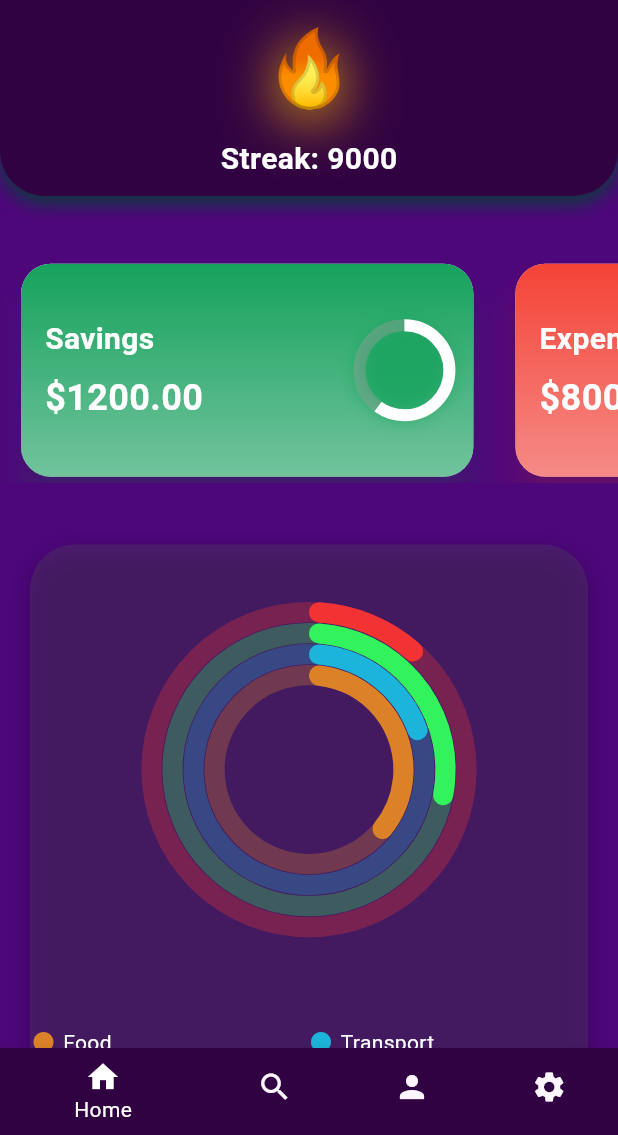
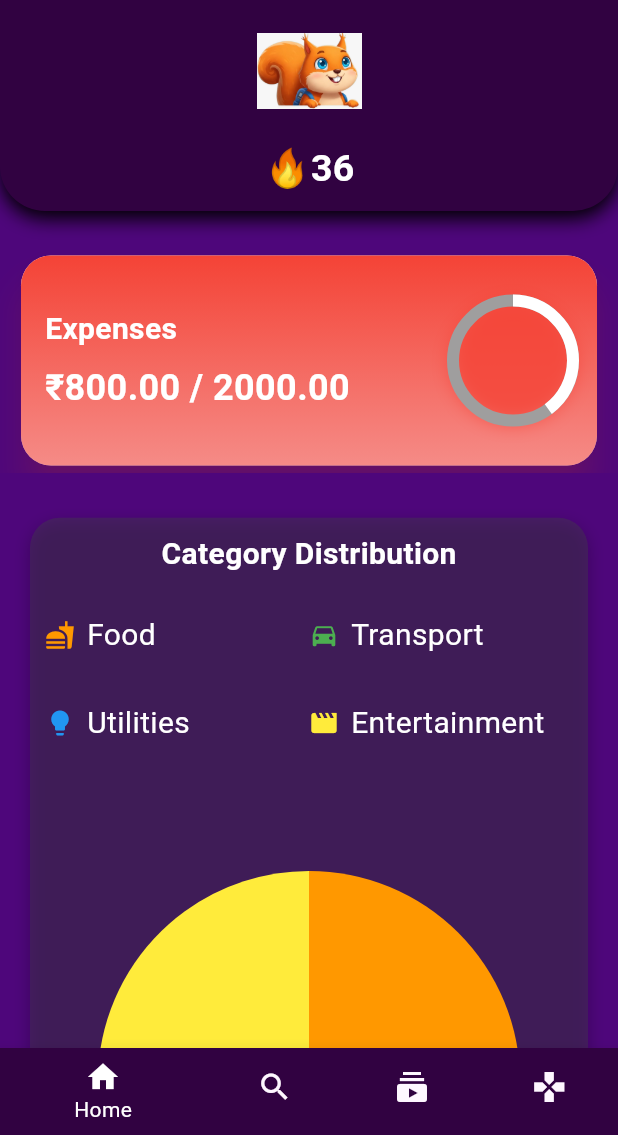
Before and after one commit to Elementx07/PocketPal, a Flutter app: the DashBoardPage screen opened directly, on a phone screen of 412 x 824 dp, the part 101-1236 px from its top. Run offline on Flutter 3.47's test engine with Material 3 defaults, Android fonts, the light colour scheme and no system bars; our stand-ins replace syncfusion_flutter_charts.

Commit message:
add files with folder structure

```diff
--- a/lib/pages/dash.dart
+++ b/lib/pages/dash.dart
@@ -2,7 +2,7 @@ import 'package:flutter/material.dart';
 import 'package:pocket_pal/widgets/bottom_navigation_bar.dart';
 import 'package:pocket_pal/widgets/horizontal_cards.dart';
 import 'package:pocket_pal/widgets/profile_section.dart';
-import 'package:pocket_pal/widgets/radial_chart.dart';
+import 'package:pocket_pal/widgets/pi_chart.dart';
 
 class DashBoardPage extends StatefulWidget {
   const DashBoardPage({super.key});
@@ -14,13 +14,6 @@ class DashBoardPage extends StatefulWidget {
 class _DashBoardPageState extends State<DashBoardPage> {
   int _selectedIndex = 0;
   bool _isProfileVisible = true;
-
-  static const List<Widget> _widgetOptions = <Widget>[
-    Text('Home Page', style: TextStyle(fontSize: 35, fontWeight: FontWeight.bold)),
-    Text('Search Page', style: TextStyle(fontSize: 35, fontWeight: FontWeight.bold)),
-    Text('Profile Page', style: TextStyle(fontSize: 35, fontWeight: FontWeight.bold)),
-    Text('Settings Page', style: TextStyle(fontSize: 35, fontWeight: FontWeight.bold)),
-  ];
 
   void _onItemTapped(int index) {
     setState(() {
@@ -50,69 +43,27 @@ class _DashBoardPageState extends State<DashBoardPage> {
       ),
       child: Column(
         children: [
-          GestureDetector(
-            onVerticalDragUpdate: (details) {
-              if (details.delta.dy > 5 && !_isProfileVisible) {
-                // Swipe down
-                setState(() {
-                  _isProfileVisible = true;
-                });
-              } else if (details.delta.dy < -5 && _isProfileVisible) {
-                // Swipe up
-                setState(() {
-                  _isProfileVisible = false;
-                });
-              }
+          ProfileSection(
+            isProfileVisible: _isProfileVisible,
+            onVisibilityChanged: (visible) {
+              setState(() {
+                _isProfileVisible = visible;
+              });
             },
-            child: ProfileSection(
-              isProfileVisible: _isProfileVisible,
-              onVisibilityChanged: (visible) {
-                setState(() {
-                  _isProfileVisible = visible;
-                });
-              },
-            ),
           ),
-          if (!_isProfileVisible)
-            GestureDetector(
-              onVerticalDragUpdate: (details) {
-                if (details.delta.dy > 5) {
-                  setState(() {
-                    _isProfileVisible = true;
-                  });
-                }
-              },
-              child: Container(
-                height: 100,
-                decoration: BoxDecoration(
-                  color: const Color.fromARGB(255, 49, 2, 65),
-                  borderRadius: BorderRadius.circular(30),
-                  boxShadow: [
-                    BoxShadow(
-                      color: Colors.black.withAlpha(51),
-                      spreadRadius: 2,
-                      blurRadius: 10,
-                      offset: const Offset(0, 5),
-                    ),
-                  ],
-                ),
-                alignment: Alignment.center,
-                child: const Icon(Icons.arrow_drop_down, color: Colors.white),
-              ),
-            ),
           Expanded(
             child: LayoutBuilder(
-              builder: (BuildContext context, BoxConstraints viewportConstraints) {
+              builder: (context, constraints) {
                 return SingleChildScrollView(
                   child: Column(
                     children: [
-                      SizedBox(height: MediaQuery.of(context).size.height * 0.05),
+                      SizedBox(
+                          height: MediaQuery.of(context).size.height * 0.03),
                       HorizontalCards(),
-                      SizedBox(height: MediaQuery.of(context).size.height * 0.05),
-                      RadialChart(),
                       SizedBox(
-                        height: 100,
-                      ),
+                          height: MediaQuery.of(context).size.height * 0.03),
+                      PieChartWidget(data: getPieChartData()),
+                      const SizedBox(height: 100),
                     ],
                   ),
                 );
--- a/lib/widgets/bottom_navigation_bar.dart
+++ b/lib/widgets/bottom_navigation_bar.dart
@@ -25,13 +25,13 @@ class PocketPalBottomNavigationBar extends StatelessWidget {
           backgroundColor: Color.fromARGB(255, 49, 2, 65),
         ),
         BottomNavigationBarItem(
-          icon: Icon(Icons.person),
-          label: 'Profile',
+          icon: Icon(Icons.subscriptions),
+          label: 'Subscriptons',
           backgroundColor: Color.fromARGB(255, 49, 2, 65),
         ),
         BottomNavigationBarItem(
-          icon: Icon(Icons.settings),
-          label: 'Settings',
+          icon: Icon(Icons.gamepad),
+          label: 'Game Mode',
           backgroundColor: Color.fromARGB(255, 49, 2, 65),
         ),
       ],
--- a/lib/widgets/horizontal_cards.dart
+++ b/lib/widgets/horizontal_cards.dart
@@ -5,23 +5,27 @@ class HorizontalCards extends StatelessWidget {
 
   @override
   Widget build(BuildContext context) {
-    final cardWidth = MediaQuery.of(context).size.width * 0.8;
+    final cardWidth = MediaQuery.of(context).size.width * 1;
+    final cardHeight = MediaQuery.of(context).size.height * 1;
 
     final List<CardData> cardDataList = [
-      CardData('Savings', 1200.0, const Color.fromARGB(255, 21, 162, 92)),
-      CardData('Expenses', 800.0, const Color.fromARGB(138, 244, 67, 54)),
-      CardData('Income', 2000.0, const Color.fromARGB(128, 33, 149, 243)),
+      CardData(
+          'Expenses', 800.0, 2000.0, const Color.fromARGB(138, 244, 67, 54)),
+      CardData('Savings', 1200.0, 5000, const Color.fromARGB(255, 21, 162, 92)),
+      CardData('Income', 2000.0, 0, const Color.fromARGB(128, 33, 149, 243)),
     ];
 
     return SizedBox(
       height: 150,
       child: ListView.builder(
         scrollDirection: Axis.horizontal,
+        physics: const BouncingScrollPhysics(),
         itemCount: cardDataList.length,
         itemBuilder: (context, index) {
           return Container(
             width: cardWidth,
-            padding: const EdgeInsets.symmetric(horizontal: 10),
+            height: cardHeight,
+            padding: const EdgeInsets.symmetric(vertical: 1, horizontal: 10),
             child: Card(
               elevation: 10,
               shadowColor: cardDataList[index].color.withAlpha(100),
@@ -63,7 +67,7 @@ class HorizontalCards extends StatelessWidget {
                               ),
                               const SizedBox(height: 8),
                               Text(
-                                '\$${cardDataList[index].value.toStringAsFixed(2)}',
+                                '₹${cardDataList[index].progress.toStringAsFixed(2)} / ${cardDataList[index].value.toStringAsFixed(2)}',
                                 style: const TextStyle(
                                   color: Colors.white,
                                   fontSize: 24,
@@ -73,13 +77,14 @@ class HorizontalCards extends StatelessWidget {
                             ],
                           ),
                           Container(
-                            width: 60,
-                            height: 60,
+                            width: 80,
+                            height: 80,
                             decoration: BoxDecoration(
                               shape: BoxShape.circle,
                               boxShadow: [
                                 BoxShadow(
-                                  color: cardDataList[index].color.withAlpha(204),
+                                  color:
+                                      cardDataList[index].color.withAlpha(204),
                                   spreadRadius: 2,
                                   blurRadius: 10,
                                   offset: const Offset(0, 0),
@@ -90,9 +95,14 @@ class HorizontalCards extends StatelessWidget {
                               width: 60,
                               height: 60,
                               child: CircularProgressIndicator(
-                                value: cardDataList[index].value / 2000, // Example progress value
-                                backgroundColor: Colors.grey.withAlpha(100),
-                                valueColor: const AlwaysStoppedAnimation<Color>(Colors.white),
+                                value: cardDataList[index].value != 0
+                                    ? cardDataList[index].progress /
+                                        cardDataList[index].value
+                                    : 0,
+                                backgroundColor:
+                                    const Color.fromARGB(255, 159, 158, 158),
+                                valueColor: const AlwaysStoppedAnimation<Color>(
+                                    Colors.white),
                                 strokeWidth: 8,
                               ),
                             ),
@@ -113,8 +123,9 @@ class HorizontalCards extends StatelessWidget {
 
 class CardData {
   final String title;
+  final double progress;
   final double value;
   final Color color;
 
-  CardData(this.title, this.value, this.color);
+  CardData(this.title, this.progress, this.value, this.color);
 }
--- /dev/null
+++ b/lib/widgets/pi_chart.dart
@@ -0,0 +1,119 @@
+import 'package:flutter/material.dart';
+import 'package:syncfusion_flutter_charts/charts.dart';
+
+class PieChartWidget extends StatelessWidget {
+  final List<ChartData> data;
+
+  const PieChartWidget({Key? key, required this.data}) : super(key: key);
+
+  @override
+  Widget build(BuildContext context) {
+    return Padding(
+      padding: const EdgeInsets.symmetric(horizontal: 20, vertical: 5),
+      child: Container(
+        decoration: BoxDecoration(
+          color: const Color.fromARGB(99, 64, 64, 70),
+          borderRadius: BorderRadius.circular(20),
+          boxShadow: [
+            BoxShadow(
+              color: Colors.black.withAlpha(51),
+              spreadRadius: 1,
+              blurRadius: 8,
+              offset: const Offset(0, 4),
+            ),
+          ],
+        ),
+        child: Column(
+          mainAxisSize: MainAxisSize.min,
+          children: [
+            const Padding(
+              padding: EdgeInsets.only(top: 10),
+              child: Text(
+                'Category Distribution',
+                style: TextStyle(
+                  fontSize: 20,
+                  fontWeight: FontWeight.bold,
+                  color: Colors.white,
+                ),
+              ),
+            ),
+            _buildLegend(context),
+            SizedBox(
+              height: 400,
+              child: SfCircularChart(
+                series: <CircularSeries>[
+                  PieSeries<ChartData, String>(
+                    dataSource: data,
+                    xValueMapper: (ChartData data, _) => data.category,
+                    yValueMapper: (ChartData data, _) => data.value,
+                    pointColorMapper: (ChartData data, _) => data.color,
+                  ),
+                ],
+              ),
+            ),
+          ],
+        ),
+      ),
+    );
+  }
+
+  Widget _buildLegend(BuildContext context) {
+    return GridView.count(
+      padding: const EdgeInsets.all(10),
+      shrinkWrap: true,
+      crossAxisCount: 2,
+      childAspectRatio: 3,
+      physics: const NeverScrollableScrollPhysics(),
+      children: data.map((data) => _buildLegendItem(data)).toList(),
+    );
+  }
+
+  Widget _buildLegendItem(ChartData data) {
+    return Row(
+      children: [
+        Icon(
+          _getCategoryIcon(data.category),
+          color: data.color,
+          size: 20,
+        ),
+        const SizedBox(width: 8),
+        Text(
+          data.category,
+          style: const TextStyle(color: Colors.white, fontSize: 20),
+        ),
+      ],
+    );
+  }
+
+  IconData _getCategoryIcon(String category) {
+    switch (category) {
+      case 'Food':
+        return Icons.fastfood;
+      case 'Transport':
+        return Icons.directions_car;
+      case 'Utilities':
+        return Icons.lightbulb;
+      case 'Entertainment':
+        return Icons.movie;
+      default:
+        return Icons.category;
+    }
+  }
+}
+
+class ChartData {
+  final String category;
+  final double value;
+  final Color color;
+
+  ChartData(this.category, this.value, this.color);
+}
+
+List<ChartData> getPieChartData() {
+  return [
+    ChartData('Food', 30, Colors.orange),
+    ChartData('Transport', 10, Colors.green),
+    ChartData('Utilities', 25, Colors.blue),
+    ChartData('Entertainment', 35, Colors.yellow),
+  ];
+}
--- a/lib/widgets/profile_section.dart
+++ b/lib/widgets/profile_section.dart
@@ -14,12 +14,9 @@ class ProfileSection extends StatelessWidget {
   Widget build(BuildContext context) {
     return GestureDetector(
       onVerticalDragUpdate: (details) {
-        // Swipe down
         if (details.delta.dy > 5 && !isProfileVisible) {
           onVisibilityChanged(true);
-        }
-        // Swipe up
-        else if (details.delta.dy < -5 && isProfileVisible) {
+        } else if (details.delta.dy < -5 && isProfileVisible) {
           onVisibilityChanged(false);
         }
       },
@@ -33,7 +30,7 @@ class ProfileSection extends StatelessWidget {
           ),
           boxShadow: [
             BoxShadow(
-              color: Color.fromARGB(255, 8, 60, 58),
+              color: Colors.black,
               spreadRadius: 0,
               blurRadius: 10,
               offset: Offset(0, 5),
@@ -63,25 +60,13 @@ class ProfileSection extends StatelessWidget {
                 ],
               ),
               const SizedBox(height: 10),
-              const Text(
-                "🔥",
-                style: TextStyle(
-                  fontSize: 50,
-                  shadows: [
-                    Shadow(
-                      blurRadius: 50.0,
-                      color: Color.fromARGB(255, 255, 187, 0),
-                      offset: Offset(0, 5),
-                    ),
-                  ],
-                ),
-              ),
+              Image.asset('assets/123.jpg', height: 75, width: 70),
               const SizedBox(height: 10),
               const Text(
-                "Streak: 9000",
+                "🔥36",
                 style: TextStyle(
                   color: Colors.white,
-                  fontSize: 20,
+                  fontSize: 25,
                   fontWeight: FontWeight.bold,
                 ),
               ),
--- a/pubspec.yaml
+++ b/pubspec.yaml
@@ -25,6 +25,8 @@ dev_dependencies:
   flutter_lints: ^5.0.0
 
 flutter:
+  assets:
+    - assets/123.jpg
   uses-material-design: true
   fonts:
     - family: Arcade
```
Also changed, not shown: lib/main.dart (+4 -5 lines), lib/pages/sign_in.dart (added, +224 -0 lines), assets/123.jpg (added).
